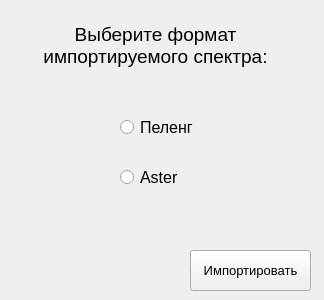
First picture: the form in Peleng/SpectralLibPlugin/AddSpectr.ui, repository remsens/Peleng, before the edit.
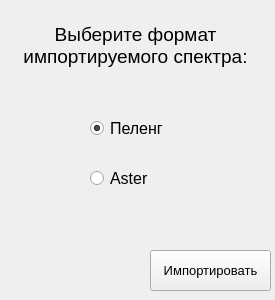
Second picture: the form after the edit.

The edit to the form file:
```diff
--- a/Peleng/SpectralLibPlugin/AddSpectr.ui
+++ b/Peleng/SpectralLibPlugin/AddSpectr.ui
@@ -6,7 +6,7 @@
    <rect>
     <x>0</x>
     <y>0</y>
-    <width>324</width>
+    <width>275</width>
     <height>300</height>
    </rect>
   </property>
@@ -16,7 +16,7 @@
   <widget class="QLabel" name="label_task">
    <property name="geometry">
     <rect>
-     <x>40</x>
+     <x>20</x>
      <y>10</y>
      <width>231</width>
      <height>71</height>
@@ -34,8 +34,8 @@
   <widget class="QWidget" name="widget" native="true">
    <property name="geometry">
     <rect>
-     <x>100</x>
-     <y>99</y>
+     <x>70</x>
+     <y>100</y>
      <width>120</width>
      <height>111</height>
     </rect>
@@ -57,6 +57,9 @@
     <property name="text">
      <string>Пеленг</string>
     </property>
+    <property name="checked">
+     <bool>true</bool>
+    </property>
    </widget>
    <widget class="QRadioButton" name="radioButton_aster">
     <property name="geometry">
@@ -80,7 +83,7 @@
   <widget class="QPushButton" name="pushButton_import">
    <property name="geometry">
     <rect>
-     <x>190</x>
+     <x>150</x>
      <y>250</y>
      <width>121</width>
      <height>41</height>
```
Left out of the diff: 2 changed lines with no effect on the pictures.
